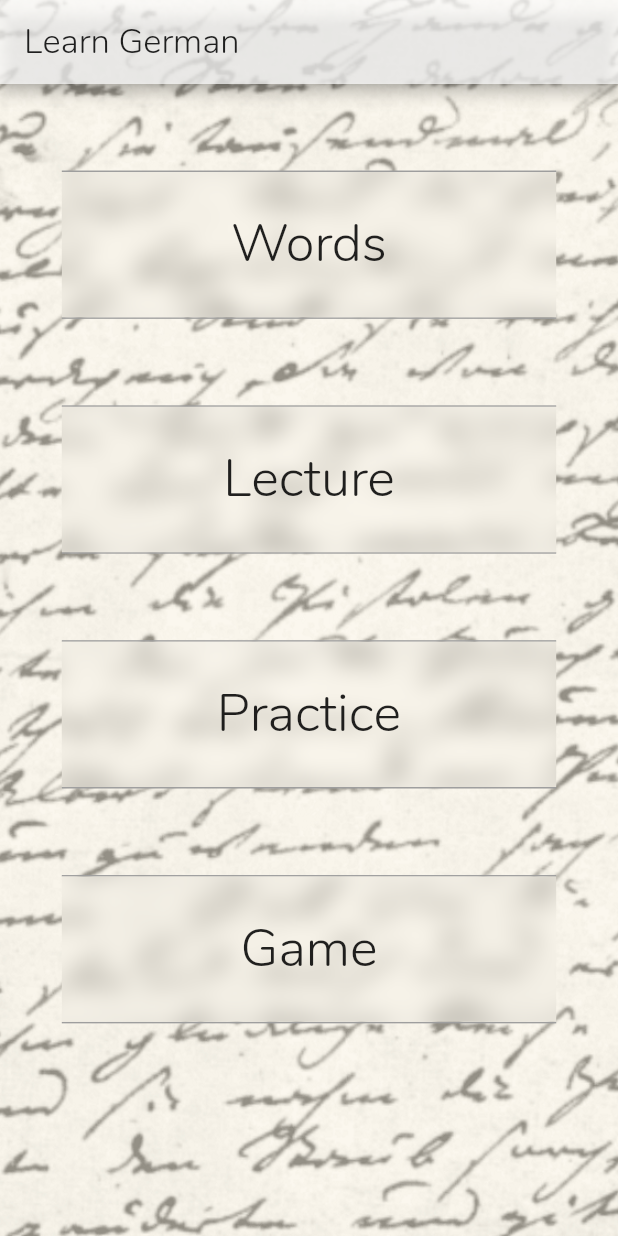
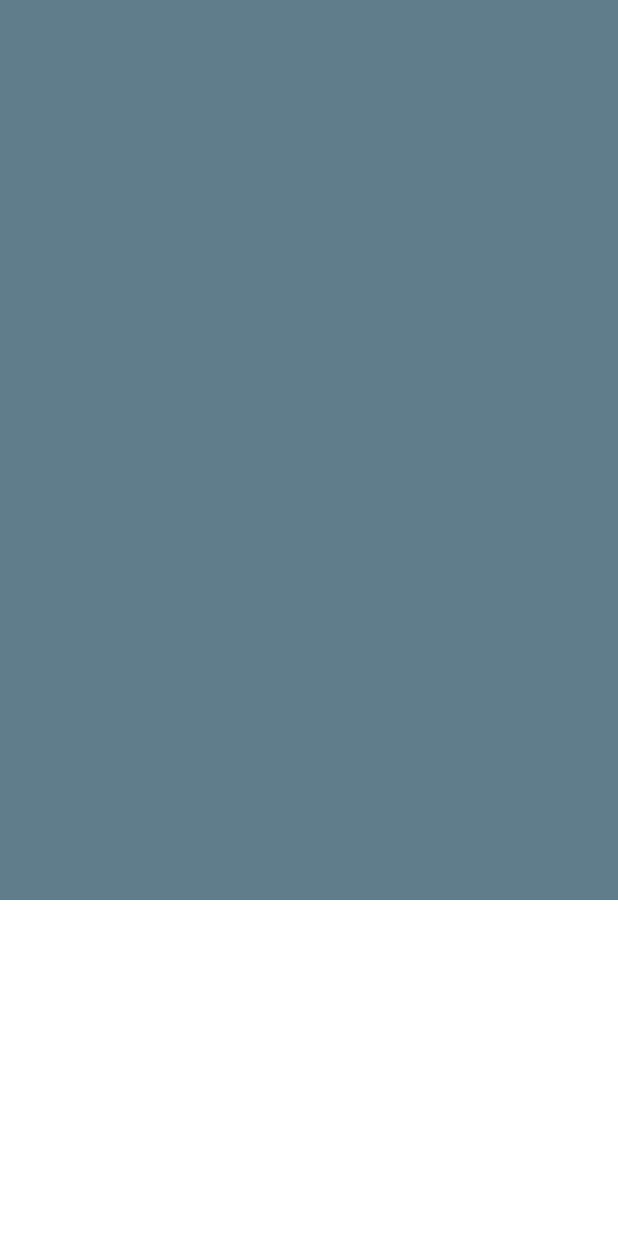
Before and after one commit to yannik-st/German-app, a Flutter app: the screen it shows after launch, after a tap on "Words", on a phone screen of 412 x 824 dp. Run offline on Flutter 3.47's test engine with Material 2 defaults, Android fonts, the phone set to English and light mode, and no system bars.

Commit message:
with navigate

```diff
--- /dev/null
+++ b/german_app/lib/MainMenu.dart
@@ -0,0 +1,67 @@
+import 'package:flutter/cupertino.dart';
+import 'package:flutter/material.dart';
+import 'package:german_app/Words.dart';
+import 'TextBox.dart';
+import 'MenuButton.dart';
+
+
+void wordsPressed(BuildContext context) {
+  Navigator.push(
+      context,
+      MaterialPageRoute(builder: (context) => Words()),
+  );
+}
+
+class MainMenu extends StatelessWidget {
+
+ // final GestureTapCallback stateHandle;
+ // MainMenu({@required this.stateHandle});
+
+  MainMenu();
+
+  @override
+  Widget build(BuildContext context) {
+    // TODO: implement build
+    return Column(
+        children: <Widget>[
+          Column(children: [
+            Container(
+              alignment: Alignment.center,
+              margin:
+              EdgeInsets.fromLTRB(0.0, 0.07 * MediaQuery
+                  .of(context)
+                  .size
+                  .height, 0.0, 0.0),
+              child: MenuButton(onPressed: () => wordsPressed(context), text: 'Words'),
+            ),
+            Container(
+              alignment: Alignment.center,
+              margin:
+              EdgeInsets.fromLTRB(0.0, 0.07 * MediaQuery
+                  .of(context)
+                  .size
+                  .height, 0.0, 0.0),
+              child: MenuButton(onPressed: null, text: 'Lecture'),
+            ),
+            Container(
+              alignment: Alignment.center,
+              margin:
+              EdgeInsets.fromLTRB(0.0, 0.07 * MediaQuery
+                  .of(context)
+                  .size
+                  .height, 0.0, 0.0),
+              child: MenuButton(onPressed: null, text: 'Practice'),
+            ),
+            Container(
+              alignment: Alignment.center,
+              margin:
+              EdgeInsets.fromLTRB(0.0, 0.07 * MediaQuery
+                  .of(context)
+                  .size
+                  .height, 0.0, 0.0),
+              child: MenuButton(onPressed: null, text: 'Game'),
+            ),
+          ]),
+        ]);
+  }
+}
--- /dev/null
+++ b/german_app/lib/Words.dart
@@ -0,0 +1,27 @@
+import 'package:flutter/cupertino.dart';
+import 'package:flutter/material.dart';
+
+void _something() {
+
+}
+
+class Words extends StatelessWidget {
+
+  Words();
+
+  @override
+  Widget build(BuildContext context) {
+    // TODO: implement build
+    return Column(
+        children: <Widget>[
+          Column(children: [
+            Container(
+              alignment: Alignment.center,
+              color: Colors.blueGrey,
+              width: 600,
+              height: 600,
+            )
+          ]),
+        ]);
+  }
+}
--- a/german_app/lib/main.dart
+++ b/german_app/lib/main.dart
@@ -2,12 +2,15 @@ import 'package:flutter/cupertino.dart';
 import 'package:flutter/material.dart';
 import 'TextBox.dart';
 import 'MenuButton.dart';
+import 'MainMenu.dart';
 
 void main() {
   runApp(MyApp());
 }
 
-void _something() {}
+Widget processAction(Widget content) {
+  return content;
+}
 
 class MyApp extends StatelessWidget {
   // This widget is the root of your application.
@@ -56,18 +59,13 @@ class MyHomePage extends StatefulWidget {
 }
 
 class _MyHomePageState extends State<MyHomePage> {
-  int _counter = 0;
+  //Widget _content = MainMenu(stateHandle: _handleState);
 
-  void _incrementCounter() {
-    setState(() {
-      // This call to setState tells the Flutter framework that something has
-      // changed in this State, which causes it to rerun the build method below
-      // so that the display can reflect the updated values. If we changed
-      // _counter without calling setState(), then the build method would not be
-      // called again, and so nothing would appear to happen.
-      _counter += 2;
-    });
-  }
+  //void _handleState(Widget content) {
+  //  setState(() {
+  //    _content = processAction(content);
+  //  });
+  //}
 
   @override
   Widget build(BuildContext context) {
@@ -96,56 +94,12 @@ class _MyHomePageState extends State<MyHomePage> {
             style: TextStyle(fontWeight: FontWeight.w400, fontSize: 23),
           ),
           //backgroundColor: Color(0xB3FFFACD),
-            backgroundColor: Colors.white70,
+          backgroundColor: Colors.white70,
         ),
         body: Center(
-          // Center is a layout widget. It takes a single child and positions it
-          // in the middle of the parent.
-          child: Column(
-              // Column is also a layout widget. It takes a list of children and
-              // arranges them vertically. By default, it sizes itself to fit its
-              // children horizontally, and tries to be as tall as its parent.
-              //
-              // Invoke "debug painting" (press "p" in the console, choose the
-              // "Toggle Debug Paint" action from the Flutter Inspector in Android
-              // Studio, or the "Toggle Debug Paint" command in Visual Studio Code)
-              // to see the wireframe for each widget.
-              //
-              // Column has various properties to control how it sizes itself and
-              // how it positions its children. Here we use mainAxisAlignment to
-              // center the children vertically; the main axis here is the vertical
-              // axis because Columns are vertical (the cross axis would be
-              // horizontal).
-              //mainAxisAlignment: MainAxisAlignment.center,
-              children: <Widget>[
-                Column(children: [
-                  Container(
-                    alignment: Alignment.center,
-                    margin:
-                        EdgeInsets.fromLTRB(0.0, 0.07 * maxHeight, 0.0, 0.0),
-                    child: MenuButton(onPressed: _something, text: 'Words'),
-                  ),
-                  Container(
-                    alignment: Alignment.center,
-                    margin:
-                        EdgeInsets.fromLTRB(0.0, 0.07 * maxHeight, 0.0, 0.0),
-                    child: MenuButton(onPressed: _something, text: 'Lecture'),
-                  ),
-                  Container(
-                    alignment: Alignment.center,
-                    margin:
-                        EdgeInsets.fromLTRB(0.0, 0.07 * maxHeight, 0.0, 0.0),
-                    child: MenuButton(onPressed: _something, text: 'Practice'),
-                  ),
-                  Container(
-                    alignment: Alignment.center,
-                    margin:
-                        EdgeInsets.fromLTRB(0.0, 0.07 * maxHeight, 0.0, 0.0),
-                    child: MenuButton(onPressed: _something, text: 'Game'),
-                  ),
-                ]),
-              ]),
-        ),
+            // Center is a layout widget. It takes a single child and positions it
+            // in the middle of the parent.
+            child: MainMenu()),
       ),
     );
   }
```
